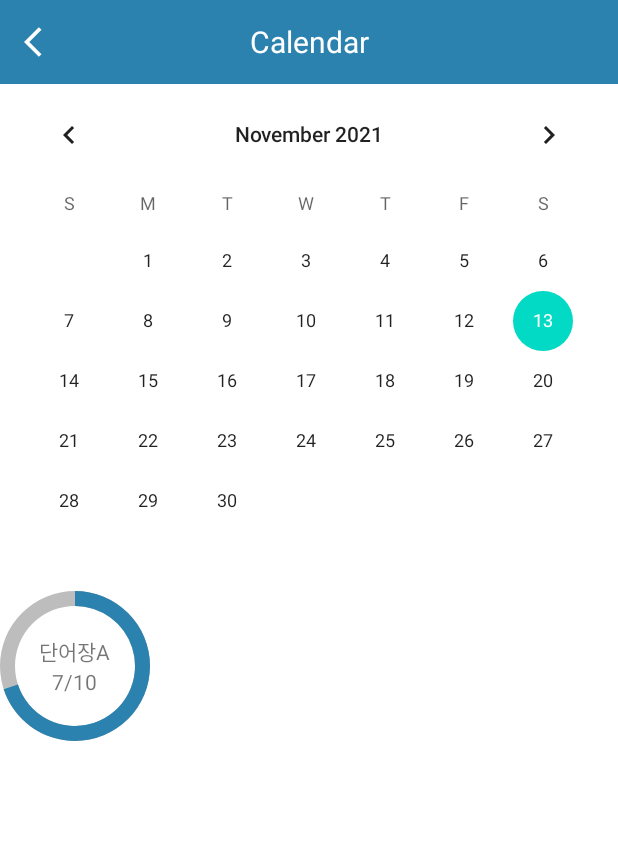
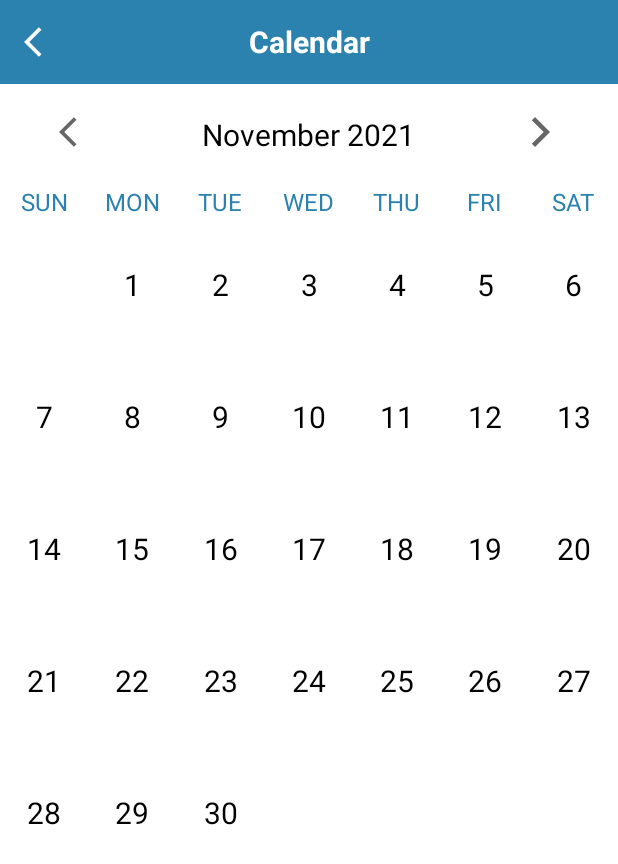
Before and after one commit to danielKim614/Amgibbang, an Android app: the screen it shows after launch (CalendarActivity), on a phone screen of 412 x 824 dp. Shown: the top 864 px of the screen. Run offline under Robolectric (Android 15) with nearby library versions, the phone set to English and light mode, and no system bars.

Commit message:
calendar 커스텀

```diff
--- a/app/src/main/java/com/cookandroid/amgibbang/CalendarActivity.java
+++ b/app/src/main/java/com/cookandroid/amgibbang/CalendarActivity.java
@@ -1,16 +1,30 @@
 package com.cookandroid.amgibbang;
 
+import androidx.annotation.RequiresApi;
 import androidx.appcompat.app.AppCompatActivity;
 import androidx.appcompat.widget.Toolbar;
+import androidx.recyclerview.widget.GridLayoutManager;
+import androidx.recyclerview.widget.RecyclerView;
 
+import android.os.Build;
 import android.os.Bundle;
+import android.view.MenuItem;
+import android.view.View;
 import android.widget.CalendarView;
 import android.widget.TextView;
 
+import java.time.LocalDate;
+import java.time.YearMonth;
+import java.time.format.DateTimeFormatter;
+import java.util.ArrayList;
 import java.util.Calendar;
 
-public class CalendarActivity extends AppCompatActivity {
+public class CalendarActivity extends AppCompatActivity implements CalendarAdapter.OnItemListener {
+    private TextView monthYearText;
+    private RecyclerView calendarRecyclerView;
+    private LocalDate selectedDate;
 
+    @RequiresApi(api = Build.VERSION_CODES.O)
     @Override
     protected void onCreate(Bundle savedInstanceState) {
         super.onCreate(savedInstanceState);
@@ -22,7 +36,78 @@ public class CalendarActivity extends AppCompatActivity {
         getSupportActionBar().setDisplayShowTitleEnabled(false);  // 타이틀 안 보이게 하기
         getSupportActionBar().setHomeAsUpIndicator(R.drawable.button_back);  // 뒤로가기 버튼 아이콘 수정
 
-        CalendarView calendarView = findViewById(R.id.calendar_calendar_view);
+        initWidgets();
+        selectedDate = LocalDate.now();
+        setMonthView();
+
+    }
+
+    private void initWidgets() {
+        calendarRecyclerView = findViewById(R.id.calendar_recyclerview);
+        monthYearText = findViewById(R.id.calendar_month_year_textview);
+    }
+
+    @RequiresApi(api = Build.VERSION_CODES.O)
+    private void setMonthView() {
+        monthYearText.setText(monthYearFromDate(selectedDate));
+        ArrayList<String> daysInMonth = daysInMonthArray(selectedDate);
+
+        CalendarAdapter calendarAdapter= new CalendarAdapter(daysInMonth, this);
+        RecyclerView.LayoutManager layoutManager = new GridLayoutManager(getApplicationContext(), 7);
+        calendarRecyclerView.setLayoutManager(layoutManager);
+        calendarRecyclerView.setAdapter(calendarAdapter);
+    }
+
+    @RequiresApi(api = Build.VERSION_CODES.O)
+    private String monthYearFromDate(LocalDate date) {
+        DateTimeFormatter formatter = DateTimeFormatter.ofPattern("MMMM yyyy");
+        return date.format(formatter);
+    }
+
+    @RequiresApi(api = Build.VERSION_CODES.O)
+    private ArrayList<String> daysInMonthArray(LocalDate date) {
+        ArrayList<String> daysInMonthArray = new ArrayList<>();
+        YearMonth yearMonth = YearMonth.from(date);
+
+        int daysInMonth = yearMonth.lengthOfMonth();
+
+        LocalDate firstOfMonth = selectedDate.withDayOfMonth(1);
+        int dayOfWeek = firstOfMonth.getDayOfWeek().getValue();
+
+        for (int i = 1; i <= 42; i++) {
+            if (i <= dayOfWeek || i > daysInMonth + dayOfWeek)
+                daysInMonthArray.add("");
+            else
+                daysInMonthArray.add(String.valueOf(i - dayOfWeek));
+        }
+        return daysInMonthArray;
+    }
+
+    @Override
+    public boolean onOptionsItemSelected(MenuItem item) {
+        switch(item.getItemId()) {
+            case android.R.id.home:
+                finish();   // 뒤로가기 버튼 누르면 액티비티 종료
+                return true;
+        }
+        return super.onOptionsItemSelected(item);
+    }
+
+    @RequiresApi(api = Build.VERSION_CODES.O)
+    public void previousMonthAction(View view) {
+        selectedDate = selectedDate.minusMonths(1);
+        setMonthView();
+    }
+
+    @RequiresApi(api = Build.VERSION_CODES.O)
+    public void nextMonthAction(View view) {
+        selectedDate = selectedDate.plusMonths(1);
+        setMonthView();
+    }
+
+
+    @Override
+    public void onItemClick(int position, String dayText) {
 
     }
 }
--- /dev/null
+++ b/app/src/main/java/com/cookandroid/amgibbang/CalendarAdapter.java
@@ -0,0 +1,44 @@
+package com.cookandroid.amgibbang;
+
+import android.view.LayoutInflater;
+import android.view.View;
+import android.view.ViewGroup;
+
+import androidx.annotation.NonNull;
+import androidx.recyclerview.widget.RecyclerView;
+
+import java.util.ArrayList;
+
+public class CalendarAdapter extends RecyclerView.Adapter<CalendarViewHolder> {
+    private final ArrayList<String> daysOfMonth;
+    private final OnItemListener onItemListener;
+
+    public CalendarAdapter(ArrayList<String> daysOfMonth, OnItemListener onItemListener) {
+        this.daysOfMonth = daysOfMonth;
+        this.onItemListener = onItemListener;
+    }
+
+    @NonNull
+    @Override
+    public CalendarViewHolder onCreateViewHolder(@NonNull ViewGroup parent, int viewType) {
+        LayoutInflater inflater = LayoutInflater.from(parent.getContext());
+        View view = inflater.inflate(R.layout.calendar_cell, parent, false);
+        ViewGroup.LayoutParams layoutParams = view.getLayoutParams();
+        layoutParams.height = (int) (parent.getHeight() * 0.13);
+        return new CalendarViewHolder(view, onItemListener);
+    }
+
+    @Override
+    public void onBindViewHolder(@NonNull CalendarViewHolder holder, int position) {
+        holder.dayOfMonth.setText(daysOfMonth.get(position));
+    }
+
+    @Override
+    public int getItemCount() {
+        return daysOfMonth.size();
+    }
+
+    public interface OnItemListener {
+        void onItemClick(int position, String dayText);
+    }
+}
--- /dev/null
+++ b/app/src/main/java/com/cookandroid/amgibbang/CalendarViewHolder.java
@@ -0,0 +1,24 @@
+package com.cookandroid.amgibbang;
+
+import android.view.View;
+import android.widget.TextView;
+
+import androidx.annotation.NonNull;
+import androidx.recyclerview.widget.RecyclerView;
+
+public class CalendarViewHolder extends RecyclerView.ViewHolder implements View.OnClickListener {
+    public final TextView dayOfMonth;
+    private final CalendarAdapter.OnItemListener onItemListener;
+
+    public CalendarViewHolder(@NonNull View itemView, CalendarAdapter.OnItemListener onItemListener) {
+        super(itemView);
+        dayOfMonth = itemView.findViewById(R.id.calendar_cell);
+        this.onItemListener = onItemListener;
+        itemView.setOnClickListener(this);
+    }
+
+    @Override
+    public void onClick(View view) {
+        onItemListener.onItemClick(getAdapterPosition(), (String) dayOfMonth.getText());
+    }
+}
--- a/app/src/main/java/com/cookandroid/amgibbang/WordActivity.java
+++ b/app/src/main/java/com/cookandroid/amgibbang/WordActivity.java
@@ -57,7 +57,8 @@ public class WordActivity extends AppCompatActivity {
     @Override
     public boolean onOptionsItemSelected(MenuItem item) {
         switch(item.getItemId()) {
-            case android.R.id.home: // toolbar의 back 버튼이 눌렸을 때
+            case android.R.id.home:
+                finish();
                 return true;
         }
         return super.onOptionsItemSelected(item);
--- a/app/src/main/res/layout/activity_calendar.xml
+++ b/app/src/main/res/layout/activity_calendar.xml
@@ -11,43 +11,112 @@
         layout="@layout/calendar_toolbar"
         android:id="@+id/calendar_toolbar"/>
 
-    <CalendarView
-        android:id="@+id/calendar_calendar_view"
+    <LinearLayout
         android:layout_width="match_parent"
-        android:layout_height="wrap_content"/>
+        android:layout_height="wrap_content"
+        android:layout_marginTop="20dp"
+        android:layout_marginBottom="20dp">
 
-    <FrameLayout
-        android:layout_width="wrap_content"
+        <ImageButton
+            android:layout_width="0dp"
+            android:layout_height="wrap_content"
+            android:layout_weight="1"
+            android:src="@drawable/button_back_black"
+            android:background="@android:color/transparent"
+            android:onClick="previousMonthAction"/>
+
+        <TextView
+            android:id="@+id/calendar_month_year_textview"
+            android:layout_width="0dp"
+            android:layout_height="wrap_content"
+            android:layout_weight="2"
+            android:text="Feb 2021"
+            android:textSize="20sp"
+            android:textColor="@color/black"
+            android:gravity="center_horizontal"/>
+
+        <ImageButton
+            android:layout_width="0dp"
+            android:layout_height="wrap_content"
+            android:layout_weight="1"
+            android:src="@drawable/button_forward_black"
+            android:background="@android:color/transparent"
+            android:onClick="nextMonthAction"/>
+
+    </LinearLayout>
+
+    <LinearLayout
+        android:layout_width="match_parent"
         android:layout_height="wrap_content">
-        <ProgressBar
-            android:layout_gravity="center"
-            style="@style/Widget.AppCompat.ProgressBar.Horizontal"
-            android:layout_width="100dp"
-            android:layout_height="100dp"
-            android:max="100"
-            android:progressBackgroundTint="@color/gray_400"
-            android:progressDrawable="@drawable/calendar_circle_progressbar"
-            android:progressTint="?attr/colorPrimary"
-            android:progress="70"/>
-        <LinearLayout
-            android:layout_width="wrap_content"
+
+        <TextView
+            android:layout_width="0dp"
             android:layout_height="wrap_content"
-            android:layout_gravity="center"
-            android:orientation="vertical">
+            android:layout_weight="1"
+            android:text="SUN"
+            android:textColor="?attr/colorPrimary"
+            android:gravity="center_horizontal"
+            android:textSize="16sp"/>
 
-            <TextView
-                android:layout_width="wrap_content"
-                android:layout_height="wrap_content"
-                android:text="단어장A"/>
-            <TextView
-                android:layout_gravity="center_horizontal"
-                android:layout_width="wrap_content"
-                android:layout_height="wrap_content"
-                android:text="7/10"/>
-        </LinearLayout>
+        <TextView
+            android:layout_width="0dp"
+            android:layout_height="wrap_content"
+            android:layout_weight="1"
+            android:text="MON"
+            android:textColor="?attr/colorPrimary"
+            android:gravity="center_horizontal"
+            android:textSize="16sp"/>
 
+        <TextView
+            android:layout_width="0dp"
+            android:layout_height="wrap_content"
+            android:layout_weight="1"
+            android:text="TUE"
+            android:textColor="?attr/colorPrimary"
+            android:gravity="center_horizontal"
+            android:textSize="16sp"/>
 
+        <TextView
+            android:layout_width="0dp"
+            android:layout_height="wrap_content"
+            android:layout_weight="1"
+            android:text="WED"
+            android:textColor="?attr/colorPrimary"
+            android:gravity="center_horizontal"
+            android:textSize="16sp"/>
 
-    </FrameLayout>
+        <TextView
+            android:layout_width="0dp"
+            android:layout_height="wrap_content"
+            android:layout_weight="1"
+            android:text="THU"
+            android:textColor="?attr/colorPrimary"
+            android:gravity="center_horizontal"
+            android:textSize="16sp"/>
+
+        <TextView
+            android:layout_width="0dp"
+            android:layout_height="wrap_content"
+            android:layout_weight="1"
+            android:text="FRI"
+            android:textColor="?attr/colorPrimary"
+            android:gravity="center_horizontal"
+            android:textSize="16sp"/>
+
+        <TextView
+            android:layout_width="0dp"
+            android:layout_height="wrap_content"
+            android:layout_weight="1"
+            android:text="SAT"
+            android:textColor="?attr/colorPrimary"
+            android:gravity="center_horizontal"
+            android:textSize="16sp"/>
+
+    </LinearLayout>
+
+    <androidx.recyclerview.widget.RecyclerView
+        android:id="@+id/calendar_recyclerview"
+        android:layout_width="match_parent"
+        android:layout_height="match_parent"/>
 
 </LinearLayout>
--- a/app/src/main/res/layout/activity_word.xml
+++ b/app/src/main/res/layout/activity_word.xml
@@ -51,6 +51,7 @@
         android:textSize="20sp"
         android:background="@drawable/word_background_textview"
         android:text="text"
+        android:textColor="@color/black"
         android:inputType="text"
         android:enabled="false"/>
 
@@ -65,6 +66,7 @@
         android:textSize="20sp"
         android:background="@drawable/word_background_textview"
         android:text="text"
+        android:textColor="@color/black"
         android:inputType="text"
         android:enabled="false"/>
 
@@ -80,7 +82,9 @@
         android:textSize="20sp"
         android:background="@drawable/word_background_textview"
         android:text="text"
-        android:inputType="text"
+        android:textColor="@color/black"
+        android:inputType="text|textMultiLine"
+        android:gravity="top"
         android:enabled="false"/>
 
 </LinearLayout>
--- /dev/null
+++ b/app/src/main/res/layout/calendar_cell.xml
@@ -0,0 +1,20 @@
+<?xml version="1.0" encoding="utf-8"?>
+<androidx.constraintlayout.widget.ConstraintLayout xmlns:android="http://schemas.android.com/apk/res/android"
+    android:layout_width="match_parent"
+    android:layout_height="match_parent"
+    xmlns:app="http://schemas.android.com/apk/res-auto">
+
+    <TextView
+        android:id="@+id/calendar_cell"
+        android:layout_width="wrap_content"
+        android:layout_height="wrap_content"
+        android:text="1"
+        android:textSize="20sp"
+        android:textColor="@color/black"
+        app:layout_constraintBottom_toBottomOf="parent"
+        app:layout_constraintTop_toTopOf="parent"
+        app:layout_constraintRight_toRightOf="parent"
+        app:layout_constraintLeft_toLeftOf="parent"
+        app:layout_constraintVertical_bias="0.5"/>
+
+</androidx.constraintlayout.widget.ConstraintLayout>
--- a/app/src/main/res/layout/calendar_toolbar.xml
+++ b/app/src/main/res/layout/calendar_toolbar.xml
@@ -15,6 +15,7 @@
         android:text="Calendar"
         android:textColor="?attr/colorOnPrimary"
         android:layout_gravity="center"
-        android:textSize="20sp" />
+        android:textSize="20sp"
+        android:textStyle="bold"/>
 
 </androidx.appcompat.widget.Toolbar>
--- a/app/src/main/res/layout/word_toolbar.xml
+++ b/app/src/main/res/layout/word_toolbar.xml
@@ -14,7 +14,8 @@
         android:layout_height="wrap_content"
         android:textColor="?attr/colorOnPrimary"
         android:layout_gravity="center"
-        android:textSize="20sp" />
+        android:textSize="20sp"
+        android:textStyle="bold"/>
 
     <Button
         android:id="@+id/word_button_edit"
```
